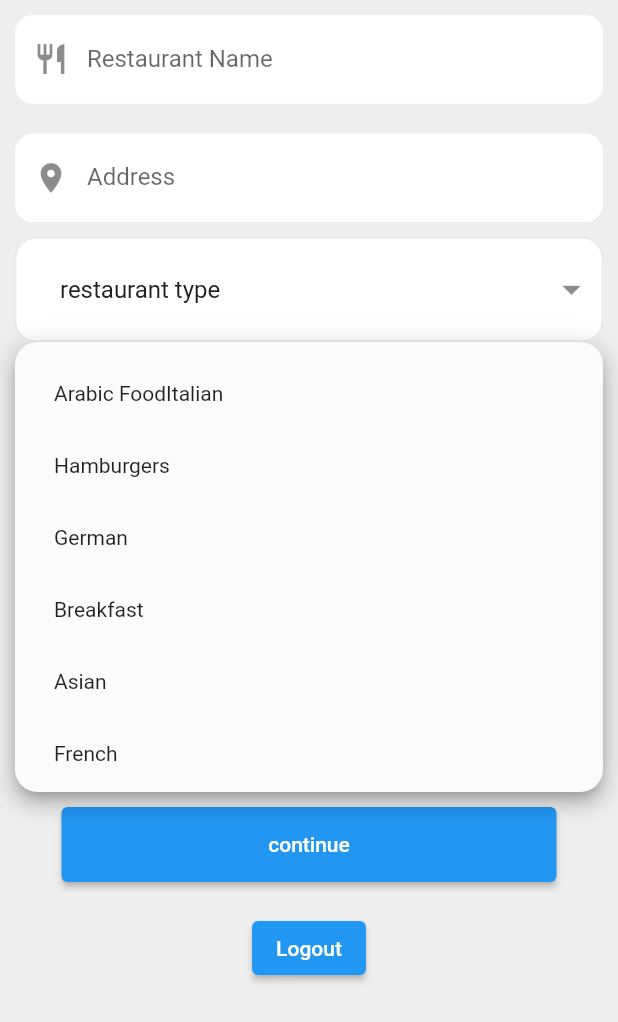
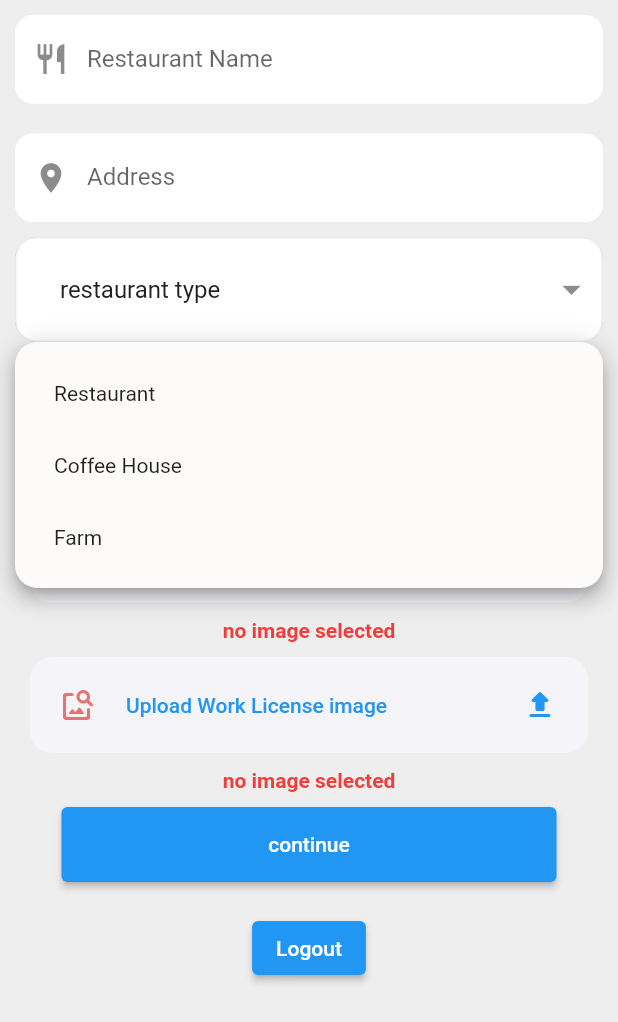
Before and after one commit to AliAl-Muhaisen/RestoClick_Restaurant_owner, a Flutter app: the ConfirmInfoPage screen opened by its route, after a tap on "restaurant type", on a phone screen of 412 x 824 dp. Shown: the top 1022 px of the screen. Run offline on Flutter 3.47's test engine with Material 2 defaults, Android fonts, the light colour scheme and no system bars; our stand-ins replace dropdown_button2, easy_localization, firebase_core, firebase_storage, flutter_dotenv, flutter_spinkit and 2 more; missing offline and left inert: floating_navbar; accounts and stored records are empty.

Commit message:
Add comments to models folder

```diff
--- a/lib/models/provider/auth.dart
+++ b/lib/models/provider/auth.dart
@@ -3,36 +3,34 @@ import 'dart:convert';
 import 'dart:developer';
 //
 import 'package:flutter/material.dart';
-import '../../screens/auth/confirmInfo.dart';
 import '../localStorage.dart';
 
-import '../screen.dart';
 import '../http/API/apiKey.dart';
 import '../http/http_exception.dart';
 import '../user.dart';
 import 'package:http/http.dart' as http;
 
 class Auth with ChangeNotifier {
-  // ignore: slash_for_doc_comments
-  /**
-  *? Functions
+  ///## Auth, login, Signup and logout
 
-  *!-------
-  ** get token
-  * * get userId
-  *!-------
-  * * _authenticate   //?@param String email, String password,String apiKey,
-  **  login   //?@param String email, String password
-  ** signup //?@param User user
-  ** tryAutoLogin
-  **  _autoLogout
-  **  logout
-  **  setUserInfo //?@param String phoneNumber, String userName
-  ** getUserInfo
-  ** updateUserInfo(String userName, String phoneNumber)
-  *# updateUserInfo(String userName, String phoneNumber)
-  *!--------
-  */
+  /// Functions
+
+  ///*!-------
+  ///** get token
+  /// * * get userId
+  ///*!-------
+  ///* * _authenticate   //?@param String email, String password,String apiKey,
+  ///**  login   //?@param String email, String password
+  ///** signup //?@param User user
+  ///** tryAutoLogin
+  ///**  _autoLogout
+  ///**  logout
+  ///**  setUserInfo //?@param String phoneNumber, String userName
+  ///** getUserInfo
+  ///** updateUserInfo(String userName, String phoneNumber)
+  /// *# updateUserInfo(String userName, String phoneNumber)
+  /// *!--------
+  ///
 
   String? _token;
   DateTime? _expiryDate;
@@ -43,6 +41,7 @@ class Auth with ChangeNotifier {
     return _isCompleteInfo;
   }
 
+  /// To check if the user is authenticated
   bool get isAuth {
     return (token != null);
   }
@@ -270,11 +269,6 @@ class Auth with ChangeNotifier {
   }
 
   static Future<Map> authInfo() async {
-    // final prefs = await SharedPreferences.getInstance();
-    // if (!prefs.containsKey(Auth.authUserData)) return {};
-    // final data = prefs.get(Auth.authUserData).toString();
-    // final dataInfo = json.decode(data);
-    // log(" userInfo ${dataInfo['token']}");
     final dataInfo = LocalStorage().userInfo;
     return dataInfo;
   }
--- /dev/null
+++ b/lib/models/provider/restaurant/category.dart
@@ -0,0 +1,45 @@
+class Category {
+  // ignore: slash_for_doc_comments
+  /**
+  *? info
+  *? void = - and get = + setAndGet =
+  *# Functions
+  *$ + mealCategories
+  *$ + _categories
+  *$ + restaurantMenu
+  *$ + restaurantCategories
+  */
+  static final Category _category = Category._internal();
+
+  /// It contains the meals and places categories
+  factory Category() {
+    return _category;
+  }
+
+  Category._internal();
+
+  final List<String> _restaurantCategories = [
+    "Restaurant",
+    "Coffee House",
+    "Farm"
+  ];
+  final List<String> _mealCategories = [
+    'Arabic Food'
+        'Italian',
+    'Hamburgers',
+    'German',
+    'Breakfast',
+    'Asian',
+    'French',
+    'SeaFood',
+  ];
+  /// places category
+  List<String> get restaurantCategories {
+    return [..._restaurantCategories];
+  }
+
+  /// meals category
+  List<String> get mealCategories {
+    return [..._mealCategories];
+  }
+}
--- a/lib/models/provider/restaurant/meal.dart
+++ b/lib/models/provider/restaurant/meal.dart
@@ -9,7 +9,6 @@ import '../../http/API/apiKey.dart';
 import 'package:http/http.dart' as http;
 
 class Meal with ChangeNotifier {
-
   // ignore: slash_for_doc_comments
   /**
   *? info
@@ -37,7 +36,9 @@ class Meal with ChangeNotifier {
   bool _isGlutenFree = false;
   bool _isVegetarian = false;
   String? _categories;
+  // default constructor
   Meal();
+  //constructor
   Meal.build(
       {required title,
       required imageUrl,
@@ -52,6 +53,7 @@ class Meal with ChangeNotifier {
     setIsGlutenFree(isGlutenFree);
     setIsVegetarian(isVegetarian);
   }
+  //constructor
   Meal.fromJson(Map<String, dynamic> mealData, String? mealId)
       : _title = mealData['title'] ?? '',
         _imageUrl = mealData['imageUrl'] ?? '',
@@ -138,7 +140,7 @@ class Meal with ChangeNotifier {
       log(responseData['name'].toString());
       String mealId = responseData['name'];
 
-      //?save image in firebase storage then take the url for that image add put it in database
+      //?save image in firebase storage then take the url for that image and put it in the database
       String imageUrl =
           await FirebaseStorage().uploadImageMenuMeal(imageFile!, mealId);
       api = await Apikey().updateAndDeleteMenuMeal(mealId);
--- a/lib/models/provider/restaurant/restaurantMenu.dart
+++ b/lib/models/provider/restaurant/restaurantMenu.dart
@@ -44,50 +44,3 @@ class RestaurantMenu with ChangeNotifier {
     return [..._mealList];
   }
 }
-
-class Category {
-  // ignore: slash_for_doc_comments
-  /**
-  *? info
-  *? void = - and get = + setAndGet =
-  *# Functions
-  *$ + mealCategories
-  *$ + _categories
-  *$ + restaurantMenu
-  *$ + restaurantCategories
-  */
-  static final Category _category = Category._internal();
-  factory Category() {
-    return _category;
-  }
-
-  Category._internal();
-
-  final List<String> _restaurantCategories = [
-    'Arabic Food'
-        'Italian',
-    'Hamburgers',
-    'German',
-    'Breakfast',
-    'Asian',
-    'French',
-    'SeaFood',
-  ];
-  final List<String> _mealCategories = [
-    'Arabic Food'
-        'Italian',
-    'Hamburgers',
-    'German',
-    'Breakfast',
-    'Asian',
-    'French',
-    'SeaFood',
-  ];
-  List<String> get restaurantCategories {
-    return [..._restaurantCategories];
-  }
-
-  List<String> get mealCategories {
-    return [..._mealCategories];
-  }
-}
--- a/lib/models/screen.dart
+++ b/lib/models/screen.dart
@@ -1,5 +1,3 @@
-
-
 import '../screens/auth/confirmInfo.dart';
 import '../screens/restaurant/menuPage.dart';
 import '../screens/restaurant/addMealPage.dart';
@@ -8,8 +6,7 @@ import 'package:restaurant_owner_app/screens/test.dart';
 import '../widgets/utils/floatingNavbar.dart';
 import '/screens/homePage.dart';
 import '/screens/mainPage.dart';
-// import '/screens/profile/accountSettingPage.dart';
-// import '/screens/profile/editAccount.dart';
+
 import '../screens/auth/signupPage.dart';
 import '/screens/splashPage.dart';
 import 'package:flutter/material.dart';
@@ -17,21 +14,17 @@ import 'package:flutter/material.dart';
 import '../screens/auth/loginPage.dart';
 
 class Screen {
-   // ignore: slash_for_doc_comments
-  /**
-  *? info
-  *? void = - and get = + setAndGet =
-  *# Functions
-  *$ - pushNamed
-  *$ - pushReplacementNamed
-  *$ - pop
-  *$ - navigatorPush
-  *$ =
-  *$ +
-  *$ +
-  *$ +
-  */
+  ///*? info
+  ///*? void = - and get = + setAndGet =
+  ///*# Functions
+  ///*$ - pushNamed
+  /// *$ - pushReplacementNamed
+  ///*$ - pop
+  ///*$ - navigatorPush
+
   static final Screen _screen = Screen._internal();
+
+  /// To handle and manage screen changes
   factory Screen() {
     return _screen;
   }
@@ -39,27 +32,25 @@ class Screen {
 
   Map<String, Widget Function(BuildContext)> routes = {
     MainPage.routeName: (context) => MainPage(),
-    LoginPage.routeName: (context) =>const LoginPage(),
-    SignUpPage.routeName: (context) =>const SignUpPage(),
-    HomePage.routeName: (context) =>const HomePage(),
+    LoginPage.routeName: (context) => const LoginPage(),
+    SignUpPage.routeName: (context) => const SignUpPage(),
+    HomePage.routeName: (context) => const HomePage(),
     SplashPage.routeName: (context) => SplashPage(),
     Test.routeName: (context) => const Test(),
-    ConfirmInfoPage.routeName:(context) => const ConfirmInfoPage(),
-    MealPage.routeName:(context) =>const  MealPage(),
-    MenuPage.routeName:(context)=>MenuPage(),
-    FloatingNavbar.routeName:(context)=>const FloatingNavbar(),
+    ConfirmInfoPage.routeName: (context) => const ConfirmInfoPage(),
+    MealPage.routeName: (context) => const MealPage(),
+    MenuPage.routeName: (context) => MenuPage(),
+    FloatingNavbar.routeName: (context) => const FloatingNavbar(),
 
     // AccountSettingPage.routeName: (context) => AccountSettingPage(),
     // EditAccount.routeName: (context) => EditAccount()
   };
 
   void pushNamed(BuildContext context, pageName) {
-    print('push with name');
     Navigator.of(context).pushNamed(pageName);
   }
 
   void pushReplacementNamed(BuildContext context, page) {
-    print('push with ReplacementNamed');
     Navigator.of(context).pushReplacementNamed(page);
   }
 
@@ -70,7 +61,6 @@ class Screen {
   }
 
   void navigatorPush(BuildContext context, page) {
-    print('singleton');
     Navigator.of(context).push(
       MaterialPageRoute(builder: (_) => page),
     );
--- a/lib/models/user.dart
+++ b/lib/models/user.dart
@@ -4,27 +4,23 @@ import 'dart:developer';
 import 'localStorage.dart';
 
 class User {
-   // ignore: slash_for_doc_comments
-  /**
-  *? info
-  *? void = - and get = + setAndGet =
-  *# Functions
-  *$ -
-  *$ -
-  *$ = email
-  *$ = password
-  *$ = name
-  *$ = imageProfile
-  *$ = phoneNumber
-  *$ + userInfo
-  *$ +
-  */
-    String? _email;
-    String? _password;
-   String? _name;
-   String? _phoneNumber;
-   String? _imageProfile;
+  ///*? info
+  ///*? void = - and get = + setAndGet =
+  ///*# Functions
+  ///*$ -
+  /// *$ = email
+  /// *$ = password
+  ///*$ = name
+  ///*$ = imageProfile
+  ///*$ = phoneNumber
+  ///*$ + userInfo
 
+  /// Class Variables
+  String? _email;
+  String? _password;
+  String? _name;
+  String? _phoneNumber;
+  String? _imageProfile;
 
   User();
 
@@ -36,49 +32,60 @@ class User {
     _password = json['password'];
   }
 
+  /// To set user Email
   void setEmail(String email) {
     _email = email;
   }
 
+  /// To set user Password
   void setPassword(String password) {
     _password = password;
   }
 
+  /// To set user Name
   void setName(String name) {
     _name = name;
   }
 
+  /// To set user PhoneNumber
   void setPhoneNumber(String phoneNumber) {
     _phoneNumber = phoneNumber;
   }
 
+  /// To set user Image Profile
   void setImageProfile(String imageProfile) {
     _imageProfile = imageProfile;
   }
 
+  /// To get user name
   String get name {
     return _name!;
   }
 
+  /// To get user email
   String get email {
     return _email!;
   }
 
+  /// To get user password
   String get password {
     return _password!;
   }
 
+  /// To get user imageProfile
   String get imageProfile {
     return _imageProfile!;
   }
 
+  /// To get user phoneNumber
   String get phoneNumber {
     return _phoneNumber!;
   }
-  static Future<Map>  userInfo() async{
+
+  static Future<Map> userInfo() async {
     // final prefs = await SharedPreferences.getInstance();
     // final data=prefs.get(Auth.authUserInfo).toString();
-   final dataInfo= await LocalStorage().userInfo;
+    final dataInfo = await LocalStorage().userInfo;
     log(" userInfo ${dataInfo['userName']}");
     return dataInfo;
   }
--- a/lib/models/verify.dart
+++ b/lib/models/verify.dart
@@ -1,28 +1,24 @@
 import 'dart:io';
 
 import 'package:easy_localization/easy_localization.dart';
-import 'package:flutter/material.dart';
-
 import '../translations/locale_keys.dart';
 
 class Verify {
+  ///*? info
+  ///*? void = - and get = + setAndGet =
+  ///*# Functions
+  ///*$ + isPrice
+  ///*$ + isImage
+  ///*$ + isAddress
+  ///*$ + isRestaurantName
+  ///*$ + isEMail
+  ///*$ + isPassword
+  ///*$ + isPhoneNumber
+  ///*$ + isUserName
 
-  // ignore: slash_for_doc_comments
-  /**
-  *? info
-  *? void = - and get = + setAndGet =
-  *# Functions
-  *$ + isPrice
-  *$ + isImage
-  *$ + isAddress
-  *$ + isRestaurantName
-  *$ + isEMail
-  *$ + isPassword
-  *$ + isPhoneNumber
-  *$ + isUserName
-  *$ +
-  */
   static final Verify _verify = Verify._internal();
+
+  /// To validate the input
   factory Verify() {
     return _verify;
   }
@@ -40,6 +36,7 @@ class Verify {
     '9',
   ];
 
+  /// To validate the Price
   String? isPrice({String? price}) {
     var digits = price!.trim().split('');
     if (digits.isEmpty || digits.length > 5) {
@@ -54,6 +51,7 @@ class Verify {
     return null;
   }
 
+  /// To validate the Image
   String? isImage(File? file) {
     if (file == null) {
       return "Uploaded file is not a valid image";
@@ -61,6 +59,7 @@ class Verify {
     return null;
   }
 
+  /// To validate the Address
   String? isAddress(String? address) {
     if (address!.length < 3 || address.isEmpty) {
       return "invalid address";
@@ -68,6 +67,7 @@ class Verify {
     return null;
   }
 
+  /// To validate the Restaurant Name
   String? isRestaurantName(String? restaurantName) {
     if (restaurantName!.length < 3 || restaurantName.isEmpty) {
       return "invalid name";
@@ -75,6 +75,7 @@ class Verify {
     return null;
   }
 
+  /// To validate the EMail
   String? isEMail(String? email) {
     // to check if the email address valid or not
     email = email!.trim();
@@ -86,6 +87,7 @@ class Verify {
     return null;
   }
 
+  /// To validate the Password
   String? isPassword(String? password) {
     if (password!.length < 8) {
       return LocaleKeys.inputForm_password_errorMessage_short.tr();
@@ -99,6 +101,7 @@ class Verify {
     // return false;
   }
 
+  /// To validate the Phone Number
   String? isPhoneNumber(String? phoneNumber) {
     List<String> validInputs = [
       '+',
@@ -120,6 +123,7 @@ class Verify {
     return null;
   }
 
+  /// To validate the User Name
   String? isUserName(String? name) {
     if (!RegExp(r"^[a-zA-Z\d._-]{3,20}").hasMatch(name!)) {
       return LocaleKeys.inputForm_userName_errorMessage_invalid.tr();
--- a/lib/screens/auth/confirmInfo.dart
+++ b/lib/screens/auth/confirmInfo.dart
@@ -4,12 +4,12 @@ import 'dart:io';
 import 'package:flutter/material.dart';
 import 'package:image_picker/image_picker.dart';
 import 'package:provider/provider.dart';
-import 'package:restaurant_owner_app/models/http/firebaseStorage.dart';
-import 'package:restaurant_owner_app/models/restaurant.dart';
-import 'package:restaurant_owner_app/widgets/utils/addSpace.dart';
+import '../../models/provider/restaurant/category.dart';
+import '../../models/restaurant.dart';
+import '../../widgets/loadingSpin.dart';
+import '../../widgets/utils/addSpace.dart';
 
 import '../../models/provider/auth.dart';
-import '../../models/provider/restaurant/restaurantMenu.dart';
 import '../../models/verify.dart';
 import '../../widgets/account/accountWidget.dart';
 import '../../widgets/inputFormField.dart';
@@ -145,6 +145,7 @@ class _ConfirmInfoPageState extends State<ConfirmInfoPage> {
       await Provider.of<Auth>(context, listen: false).getUserInfo();
 
       log('All done <*_->');
+
     } catch (error) {
       log('something went wrong ConfirmInfoPage file , submit function \nError:');
       log(error.toString());
@@ -153,6 +154,7 @@ class _ConfirmInfoPageState extends State<ConfirmInfoPage> {
       _isLoading = false;
     });
   }
+
   @override
   void dispose() {
     // TODO: implement dispose
@@ -182,13 +184,15 @@ class _ConfirmInfoPageState extends State<ConfirmInfoPage> {
                     paddingButtonHorizontal: 10,
                   ),
                   imageProfile!,
-
                   imageText(restaurant.imageProfile),
                   commercialRegistryCard!,
                   imageText(restaurant.commercialRegistry),
                   workLicenseCard!,
                   imageText(restaurant.workLicense),
                   AddVerticalSpace(10),
+                  if (_isLoading)
+                    spinKitLoading()
+                  else
                     SizedBox(
                       width: 330,
                       height: 50,
@@ -198,6 +202,7 @@ class _ConfirmInfoPageState extends State<ConfirmInfoPage> {
                       ),
                     ),
                   AddVerticalSpace(20),
+                  if (!_isLoading)
                     ElevatedButton(
                       onPressed: () async {
                         Provider.of<Auth>(context, listen: false).logout();
--- a/lib/screens/auth/loginPage.dart
+++ b/lib/screens/auth/loginPage.dart
@@ -2,7 +2,6 @@ import 'dart:developer';
 
 import 'package:flutter/material.dart';
 import 'package:easy_localization/easy_localization.dart';
-import 'package:flutter_dotenv/flutter_dotenv.dart';
 import 'package:provider/provider.dart';
 import 'package:restaurant_owner_app/models/http/http_exception.dart';
 import '../../models/provider/auth.dart';
```
Also changed, not shown: lib/models/http/API/apiKey.dart (+9 -8 lines), lib/models/http/firebaseStorage.dart (+15 -11 lines), lib/models/localStorage.dart (+14 -6 lines), lib/models/provider/language.dart (renamed from lib/models/language.dart, +9 -13 lines), lib/models/restaurant.dart (+33 -6 lines), lib/screens/restaurant/addMealPage.dart (+2 -7 lines), lib/widgets/languageDropDown.dart (+1 -94 lines). Lines whose indentation alone changed are shown as unchanged.
